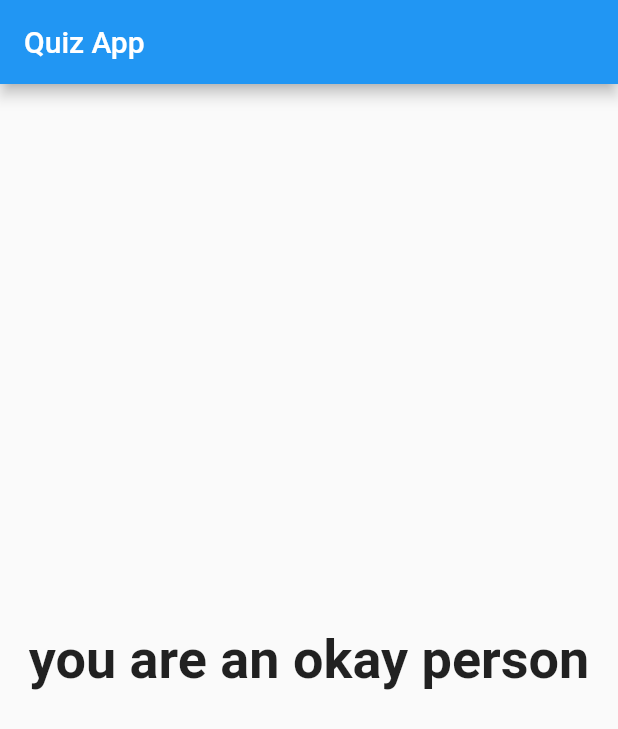
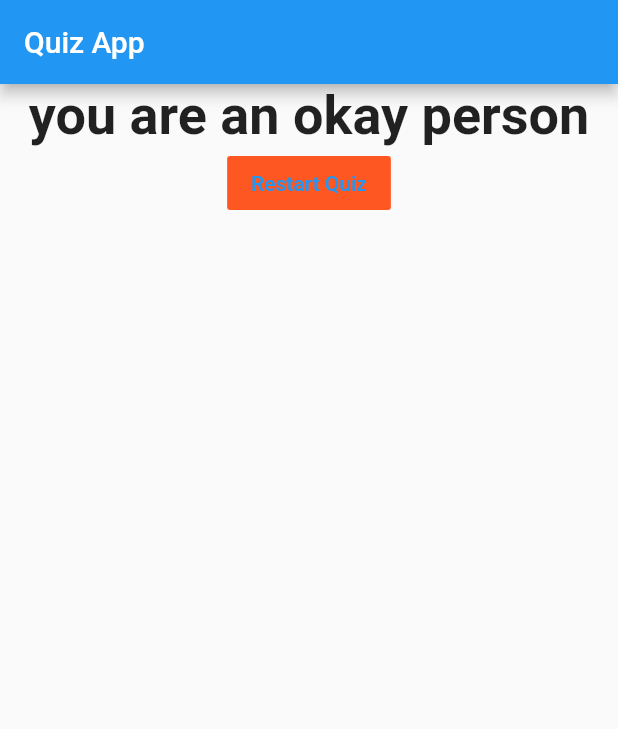
Before and after one commit to SavvyChap/flutter_quiz_app, a Flutter app: the screen it shows after launch, after a tap on "Blue", after a tap on "Dog", after a tap on "Fall", on a phone screen of 412 x 824 dp. Shown: the top 729 px of the screen. Run offline on Flutter 3.47's test engine with Material 2 defaults, Android fonts, the phone set to English and light mode, and no system bars.

Commit message:
Added quiz reset button.

```diff
--- a/lib/main.dart
+++ b/lib/main.dart
@@ -50,6 +50,13 @@ class _MyAppState extends State<MyApp> {
   var _questionIndex = 0;
   var _totalScore = 0;
 
+  void _resetQuiz() {
+    setState(() {
+      _questionIndex = 0;
+      _totalScore = 0;
+    });
+  }
+
   void _answerQuestion(int score) {
 
     _totalScore += score;
@@ -75,7 +82,7 @@ class _MyAppState extends State<MyApp> {
               answerQuestion: _answerQuestion,
               questionIndex: _questionIndex,
               questions: _questions,)
-            : Result(_totalScore),
+            : Result(_totalScore, _resetQuiz),
       ),
     );
   }
--- a/lib/result.dart
+++ b/lib/result.dart
@@ -2,8 +2,9 @@ import 'package:flutter/material.dart';
 
 class Result extends StatelessWidget {
   final int resultScore;
+  final Function resetQuiz;
 
-  Result(this.resultScore);
+  Result(this.resultScore, this.resetQuiz);
 
   String get resultPhrase {
     var resultText = 'you did it';
@@ -22,10 +23,20 @@ class Result extends StatelessWidget {
   @override
   Widget build(BuildContext context) {
     return Center(
-      child: Text(
-        resultPhrase,
-        style: TextStyle(fontSize: 36, fontWeight: FontWeight.bold),
-        textAlign: TextAlign.center,
+      child: Column(
+        children: <Widget>[
+          Text(
+            resultPhrase,
+            style: TextStyle(fontSize: 36, fontWeight: FontWeight.bold),
+            textAlign: TextAlign.center,
+          ),
+          FlatButton(
+            child: Text('Restart Quiz'),
+            textColor: Colors.blue,
+            color: Colors.deepOrange,
+            onPressed: resetQuiz,
+          )
+        ],
       ),
     );
   }
```
